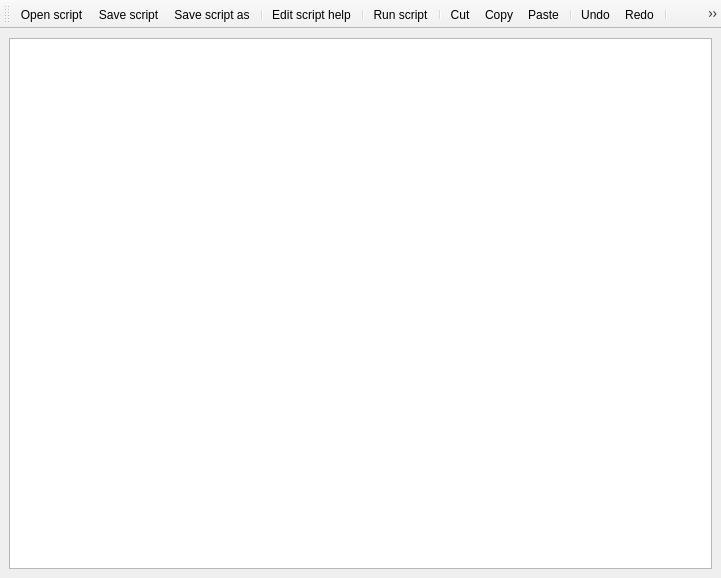
The window that python/plugins/processing/ui/DlgScriptEditor.ui (carsmie/QGIS) describes before a commit, drawn with Qt 5.
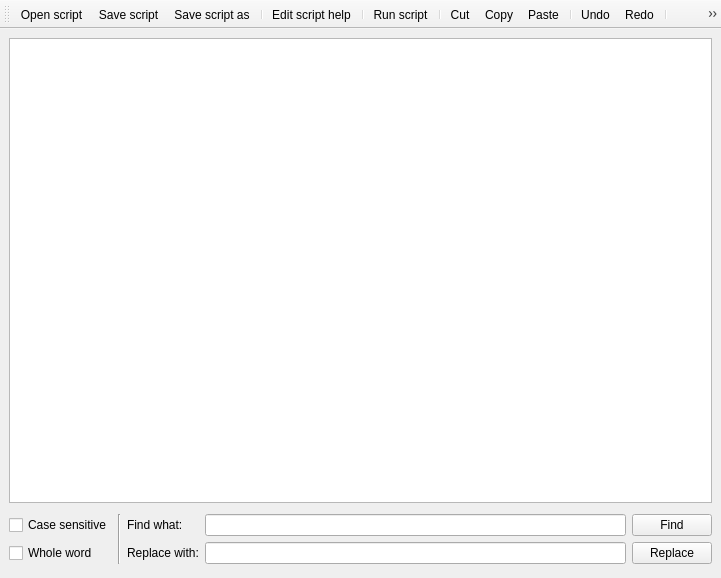
The same window after the commit. Custom widgets are drawn as their Qt base class.

Commit message: [FEATURE][processing][needs-docs] add find and replace functionality to Processing script editor (forward-port from 2.18 branch)

```diff
--- a/python/plugins/processing/ui/DlgScriptEditor.ui
+++ b/python/plugins/processing/ui/DlgScriptEditor.ui
@@ -18,6 +18,79 @@
     <item row="0" column="0">
      <widget class="ScriptEdit" name="editor"/>
     </item>
+    <item row="1" column="0">
+     <widget class="QWidget" name="searchWidget" native="true">
+      <layout class="QGridLayout" name="gridLayout_2">
+       <property name="leftMargin">
+        <number>0</number>
+       </property>
+       <property name="topMargin">
+        <number>5</number>
+       </property>
+       <property name="rightMargin">
+        <number>0</number>
+       </property>
+       <property name="bottomMargin">
+        <number>5</number>
+       </property>
+       <item row="0" column="0">
+        <widget class="QCheckBox" name="chkCaseSensitive">
+         <property name="text">
+          <string>Case sensitive</string>
+         </property>
+        </widget>
+       </item>
+       <item row="1" column="0">
+        <widget class="QCheckBox" name="chkWholeWord">
+         <property name="text">
+          <string>Whole word</string>
+         </property>
+        </widget>
+       </item>
+       <item row="1" column="4" colspan="2">
+        <widget class="QPushButton" name="btnReplace">
+         <property name="text">
+          <string>Replace</string>
+         </property>
+        </widget>
+       </item>
+       <item row="0" column="2">
+        <widget class="QLabel" name="label">
+         <property name="text">
+          <string>Find what:</string>
+         </property>
+        </widget>
+       </item>
+       <item row="1" column="2">
+        <widget class="QLabel" name="label_2">
+         <property name="text">
+          <string>Replace with:</string>
+         </property>
+        </widget>
+       </item>
+       <item row="1" column="3">
+        <widget class="QLineEdit" name="leReplaceText"/>
+       </item>
+       <item row="0" column="4" colspan="2">
+        <widget class="QPushButton" name="btnFind">
+         <property name="text">
+          <string>Find</string>
+         </property>
+        </widget>
+       </item>
+       <item row="0" column="3">
+        <widget class="QLineEdit" name="leFindText"/>
+       </item>
+       <item row="0" column="1" rowspan="2">
+        <widget class="Line" name="line_8">
+         <property name="orientation">
+          <enum>Qt::Vertical</enum>
+         </property>
+        </widget>
+       </item>
+      </layout>
+     </widget>
+    </item>
    </layout>
   </widget>
   <widget class="QToolBar" name="toolBar">
```
Left out of the diff: 10 changed lines with no effect on the pictures. The commit also changes 3 other files.
